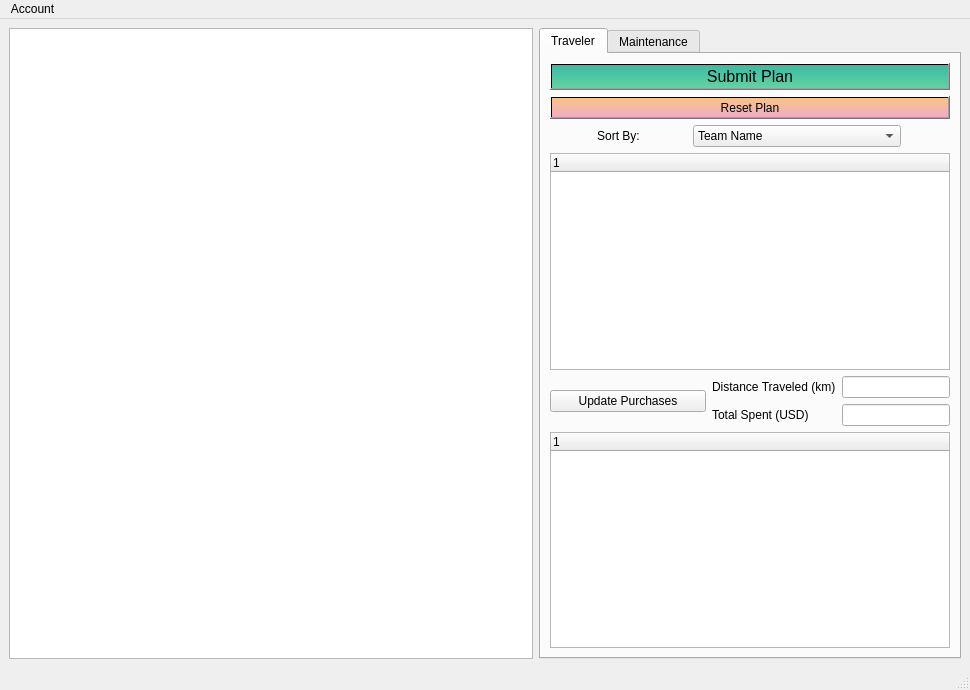
The window that mainwindow.ui (ssethtran/NBA-Basketball) describes before a commit, drawn with Qt 5.
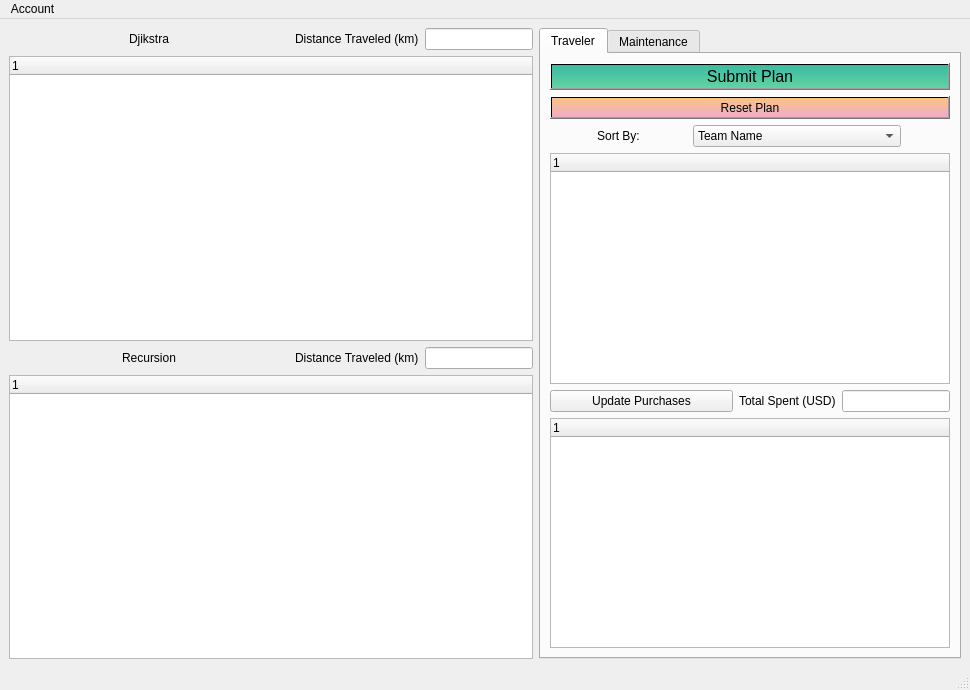
The same window after the commit.

Commit message: implemented dijkstra and modified graph.h/cpp to work with doubles as distances

```diff
--- a/mainwindow.ui
+++ b/mainwindow.ui
@@ -25,9 +25,75 @@
    </property>
    <layout class="QGridLayout" name="gridLayout">
     <item row="0" column="0">
-     <widget class="QGraphicsView" name="graphicsView"/>
+     <layout class="QHBoxLayout" name="horizontalLayout_3">
+      <item>
+       <spacer name="horizontalSpacer_4">
+        <property name="orientation">
+         <enum>Qt::Horizontal</enum>
+        </property>
+        <property name="sizeHint" stdset="0">
+         <size>
+          <width>40</width>
+          <height>20</height>
+         </size>
+        </property>
+       </spacer>
+      </item>
+      <item>
+       <widget class="QLabel" name="label_13">
+        <property name="sizePolicy">
+         <sizepolicy hsizetype="Fixed" vsizetype="Preferred">
+          <horstretch>0</horstretch>
+          <verstretch>0</verstretch>
+         </sizepolicy>
+        </property>
+        <property name="text">
+         <string>Djikstra</string>
+        </property>
+       </widget>
+      </item>
+      <item>
+       <spacer name="horizontalSpacer">
+        <property name="orientation">
+         <enum>Qt::Horizontal</enum>
+        </property>
+        <property name="sizeHint" stdset="0">
+         <size>
+          <width>40</width>
+          <height>20</height>
+         </size>
+        </property>
+       </spacer>
+      </item>
+      <item>
+       <widget class="QLabel" name="label_15">
+        <property name="sizePolicy">
+         <sizepolicy hsizetype="Fixed" vsizetype="Preferred">
+          <horstretch>0</horstretch>
+          <verstretch>0</verstretch>
+         </sizepolicy>
+        </property>
+        <property name="text">
+         <string>Distance Traveled (km)</string>
+        </property>
+       </widget>
+      </item>
+      <item>
+       <widget class="QLineEdit" name="djikstraDistTraveled_LineEdit">
+        <property name="sizePolicy">
+         <sizepolicy hsizetype="Fixed" vsizetype="Fixed">
+          <horstretch>0</horstretch>
+          <verstretch>0</verstretch>
+         </sizepolicy>
+        </property>
+        <property name="readOnly">
+         <bool>true</bool>
+        </property>
+       </widget>
+      </item>
+     </layout>
     </item>
-    <item row="0" column="1">
+    <item row="0" column="1" rowspan="4">
      <widget class="QTabWidget" name="tabWidget">
       <property name="sizePolicy">
        <sizepolicy hsizetype="Fixed" vsizetype="Expanding">
@@ -142,7 +208,7 @@
         <item row="3" column="0">
          <widget class="QTreeWidget" name="teamsTreeWidget">
           <property name="sizePolicy">
-           <sizepolicy hsizetype="Minimum" vsizetype="Expanding">
+           <sizepolicy hsizetype="Fixed" vsizetype="Expanding">
             <horstretch>0</horstretch>
             <verstretch>0</verstretch>
            </sizepolicy>
@@ -171,7 +237,26 @@
          <layout class="QGridLayout" name="gridLayout_3">
           <item row="0" column="2">
            <layout class="QGridLayout" name="gridLayout_4">
-            <item row="1" column="0">
+            <item row="0" column="1">
+             <widget class="QLineEdit" name="totalspent_LineEdit">
+              <property name="sizePolicy">
+               <sizepolicy hsizetype="Fixed" vsizetype="Fixed">
+                <horstretch>0</horstretch>
+                <verstretch>0</verstretch>
+               </sizepolicy>
+              </property>
+              <property name="text">
+               <string/>
+              </property>
+              <property name="alignment">
+               <set>Qt::AlignCenter</set>
+              </property>
+              <property name="readOnly">
+               <bool>true</bool>
+              </property>
+             </widget>
+            </item>
+            <item row="0" column="0">
              <widget class="QLabel" name="label_2">
               <property name="sizePolicy">
                <sizepolicy hsizetype="Fixed" vsizetype="Preferred">
@@ -184,39 +269,6 @@
               </property>
              </widget>
             </item>
-            <item row="0" column="1">
-             <widget class="QLineEdit" name="totalDistanceTraveled_LineEdit">
-              <property name="sizePolicy">
-               <sizepolicy hsizetype="Fixed" vsizetype="Fixed">
-                <horstretch>0</horstretch>
-                <verstretch>0</verstretch>
-               </sizepolicy>
-              </property>
-             </widget>
-            </item>
-            <item row="1" column="1">
-             <widget class="QLineEdit" name="totalspent_LineEdit">
-              <property name="sizePolicy">
-               <sizepolicy hsizetype="Fixed" vsizetype="Fixed">
-                <horstretch>0</horstretch>
-                <verstretch>0</verstretch>
-               </sizepolicy>
-              </property>
-              <property name="text">
-               <string/>
-              </property>
-              <property name="alignment">
-               <set>Qt::AlignCenter</set>
-              </property>
-             </widget>
-            </item>
-            <item row="0" column="0">
-             <widget class="QLabel" name="label_3">
-              <property name="text">
-               <string>Distance Traveled (km)</string>
-              </property>
-             </widget>
-            </item>
            </layout>
           </item>
           <item row="0" column="0">
@@ -599,6 +651,131 @@
       </widget>
      </widget>
     </item>
+    <item row="1" column="0">
+     <widget class="QTreeWidget" name="djikstraWidget">
+      <property name="sizePolicy">
+       <sizepolicy hsizetype="Minimum" vsizetype="Expanding">
+        <horstretch>0</horstretch>
+        <verstretch>0</verstretch>
+       </sizepolicy>
+      </property>
+      <property name="minimumSize">
+       <size>
+        <width>400</width>
+        <height>0</height>
+       </size>
+      </property>
+      <property name="autoFillBackground">
+       <bool>true</bool>
+      </property>
+      <property name="styleSheet">
+       <string notr="true">background-color: rgb(255, 243, 222);
+QHeaderView::section { background-color: rgb(255, 243, 222); };</string>
+      </property>
+      <column>
+       <property name="text">
+        <string notr="true">1</string>
+       </property>
+      </column>
+     </widget>
+    </item>
+    <item row="2" column="0">
+     <layout class="QHBoxLayout" name="horizontalLayout_4">
+      <item>
+       <spacer name="horizontalSpacer_3">
+        <property name="orientation">
+         <enum>Qt::Horizontal</enum>
+        </property>
+        <property name="sizeHint" stdset="0">
+         <size>
+          <width>40</width>
+          <height>20</height>
+         </size>
+        </property>
+       </spacer>
+      </item>
+      <item>
+       <widget class="QLabel" name="label_14">
+        <property name="sizePolicy">
+         <sizepolicy hsizetype="Fixed" vsizetype="Preferred">
+          <horstretch>0</horstretch>
+          <verstretch>0</verstretch>
+         </sizepolicy>
+        </property>
+        <property name="text">
+         <string>Recursion</string>
+        </property>
+       </widget>
+      </item>
+      <item>
+       <spacer name="horizontalSpacer_2">
+        <property name="orientation">
+         <enum>Qt::Horizontal</enum>
+        </property>
+        <property name="sizeHint" stdset="0">
+         <size>
+          <width>40</width>
+          <height>20</height>
+         </size>
+        </property>
+       </spacer>
+      </item>
+      <item>
+       <widget class="QLabel" name="label_12">
+        <property name="sizePolicy">
+         <sizepolicy hsizetype="Fixed" vsizetype="Preferred">
+          <horstretch>0</horstretch>
+          <verstretch>0</verstretch>
+         </sizepolicy>
+        </property>
+        <property name="text">
+         <string>Distance Traveled (km)</string>
+        </property>
+       </widget>
+      </item>
+      <item>
+       <widget class="QLineEdit" name="recursiveDistTraveled_LineEdit">
+        <property name="sizePolicy">
+         <sizepolicy hsizetype="Fixed" vsizetype="Fixed">
+          <horstretch>0</horstretch>
+          <verstretch>0</verstretch>
+         </sizepolicy>
+        </property>
+        <property name="readOnly">
+         <bool>true</bool>
+        </property>
+       </widget>
+      </item>
+     </layout>
+    </item>
+    <item row="3" column="0">
+     <widget class="QTreeWidget" name="recursiveWidget">
+      <property name="sizePolicy">
+       <sizepolicy hsizetype="Minimum" vsizetype="Expanding">
+        <horstretch>0</horstretch>
+        <verstretch>0</verstretch>
+       </sizepolicy>
+      </property>
+      <property name="minimumSize">
+       <size>
+        <width>400</width>
+        <height>0</height>
+       </size>
+      </property>
+      <property name="autoFillBackground">
+       <bool>true</bool>
+      </property>
+      <property name="styleSheet">
+       <string notr="true">background-color: rgb(255, 243, 222);
+QHeaderView::section { background-color: rgb(255, 243, 222); };</string>
+      </property>
+      <column>
+       <property name="text">
+        <string notr="true">1</string>
+       </property>
+      </column>
+     </widget>
+    </item>
    </layout>
   </widget>
   <widget class="QStatusBar" name="statusbar"/>
```
The commit also changes 13 other files.
